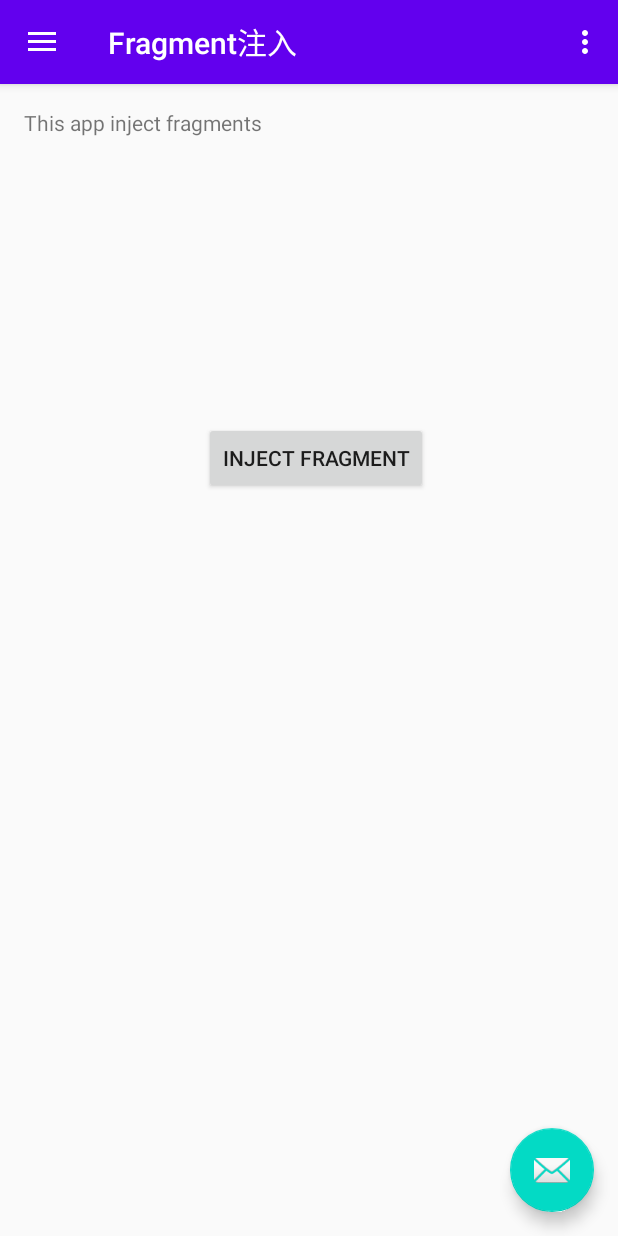
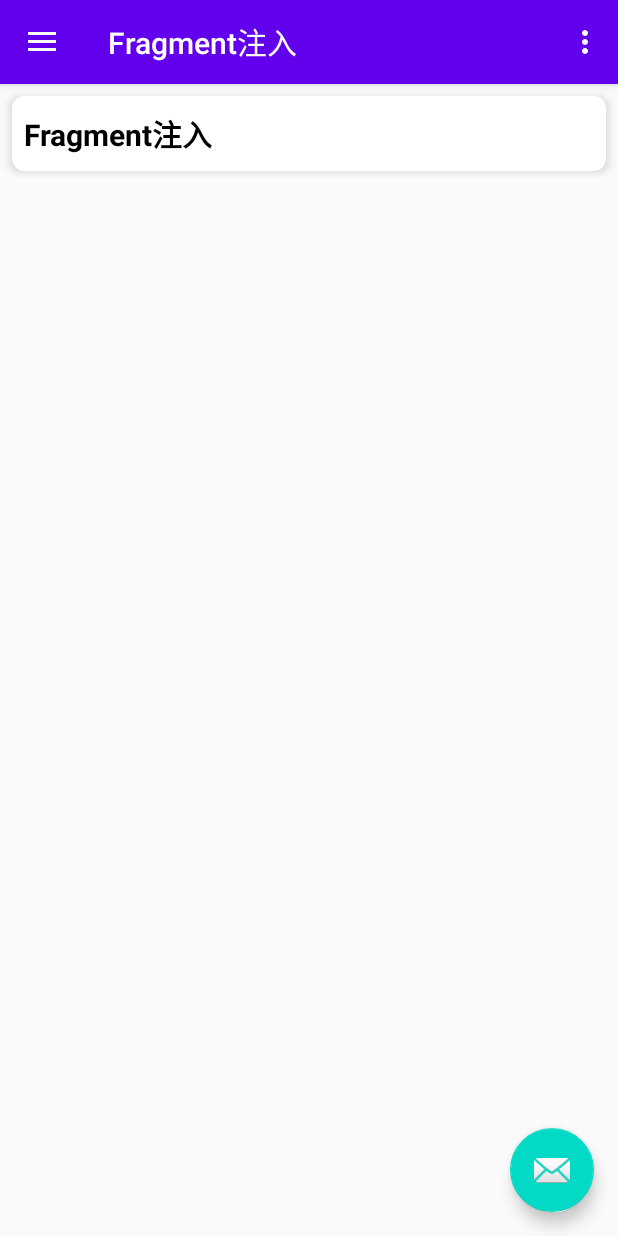
Before and after one commit to xiaoleiHou214/ASK, an Android app: the screen it shows after launch (MainActivity), in the side drawer, after a tap on "Fragment注入", on a phone screen of 412 x 824 dp. Run offline under Robolectric (Android 15) with nearby library versions, the phone set to English and light mode, and no system bars; our stand-ins replace navigation-ui.

Commit message:
细节修改

```diff
--- a/app/src/main/java/com/example/ask/ui/dynamicBroadCast/DynamicRegBroadcastActivity.java
+++ b/app/src/main/java/com/example/ask/ui/dynamicBroadCast/DynamicRegBroadcastActivity.java
@@ -18,7 +18,7 @@ public class DynamicRegBroadcastActivity extends Activity {
         setContentView(R.layout.activity_dynamic_reg_broadcast);
 
         Intent intent = new Intent("com.example.action.EMAIL");
-        intent.putExtra("email", "rookie@malicious.com");
+        intent.putExtra("email", "rookie@test.com");
         intent.putExtra("text", "I can send email without any permissions");
         sendBroadcast(intent);
     }
--- a/app/src/main/java/com/example/ask/ui/fragment/FragmentInjection.java
+++ b/app/src/main/java/com/example/ask/ui/fragment/FragmentInjection.java
@@ -5,27 +5,48 @@ import android.os.Bundle;
 import android.view.LayoutInflater;
 import android.view.View;
 import android.view.ViewGroup;
+import android.widget.AdapterView;
 import android.widget.Button;
+import android.widget.ListView;
 
 import androidx.annotation.NonNull;
 import androidx.fragment.app.Fragment;
 
 import com.example.ask.R;
+import com.example.ask.adapter.MsgAdapter;
+import com.example.ask.entity.Message;
+import com.example.ask.ui.preference.PreferenceRead;
+import com.example.ask.ui.preference.PreferenceWrite;
+import com.example.ask.util.MsgUtil;
+
+import java.util.List;
 
 public class FragmentInjection extends Fragment {
+    private ListView listView;
+    private List<Message> msgList;
+    private MsgAdapter adapter;
     public View onCreateView(@NonNull LayoutInflater inflater,
                              ViewGroup container, Bundle savedInstanceState) {
         View root = inflater.inflate(R.layout.fragment_injection, container, false);
-        Button InjectFrag = (Button) root.findViewById(R.id.inject_frag);
-        InjectFrag.setOnClickListener(new View.OnClickListener() {
+
+        listView=root.findViewById(R.id.list_item);
+        msgList = MsgUtil.getList("FragmentInjection");
+        adapter = new MsgAdapter(getActivity(),msgList);
+        listView.setAdapter(adapter);
+
+        listView.setOnItemClickListener(new AdapterView.OnItemClickListener(){
             @Override
-            public void onClick(View v) {
-                //TODO: 修改替换为R.string.packageName
-                Intent intent = new Intent();
-                intent.setPackage("com.example.fragmentinjectionsecure");
-                intent.setClassName("com.example.fragmentinjectionsecure", "com.example.fragmentinjectionsecure.MainActivity");
-                intent.putExtra("fname", "com.example.fragmentinjectionsecure.EmailFragment");
-                startActivity(intent);
+            public void onItemClick(AdapterView<?> parent, View view, int position, long id){
+                String meg = msgList.get(position).getContent();
+                switch (meg){
+                    case "Fragment注入":
+                        Intent intent = new Intent();
+                        intent.setPackage("com.example.fragmentinjection");
+                        intent.setClassName("com.example.fragmentinjection", "com.example.fragmentinjection.MainActivity");
+                        intent.putExtra("fname", "com.example.fragmentinjection.EmailFragment");
+                        startActivity(intent);
+                        break;
+                }
             }
         });
         return root;
--- a/app/src/main/java/com/example/ask/util/MsgUtil.java
+++ b/app/src/main/java/com/example/ask/util/MsgUtil.java
@@ -21,6 +21,8 @@ public class MsgUtil {
                 return returnSP();
             case "DynamicRegBroadcast":
                 return returnDynamicBroadcast();
+            case "FragmentInjection":
+                return returnFragmentInjection();
         }
         return null;
     }
@@ -72,5 +74,13 @@ public class MsgUtil {
         return messages;
     }
 
+    private static List<Message> returnFragmentInjection(){
+        List<Message> messages = new ArrayList<>();
+        Message msg1 = new Message("Fragment注入");
+        messages.add(msg1);
+        return messages;
+    }
+
+
 
 }
--- a/app/src/main/res/layout/fragment_injection.xml
+++ b/app/src/main/res/layout/fragment_injection.xml
@@ -1,27 +1,13 @@
 <?xml version="1.0" encoding="utf-8"?>
-<RelativeLayout xmlns:android="http://schemas.android.com/apk/res/android"
-    xmlns:tools="http://schemas.android.com/tools"
-    android:id="@+id/activity_mal"
+<LinearLayout xmlns:android="http://schemas.android.com/apk/res/android"
     android:layout_width="match_parent"
     android:layout_height="match_parent"
-    android:paddingBottom="@dimen/activity_vertical_margin"
-    android:paddingLeft="@dimen/activity_horizontal_margin"
-    android:paddingRight="@dimen/activity_horizontal_margin"
-    android:paddingTop="@dimen/activity_vertical_margin">
+    android:orientation="vertical">
 
-    <TextView
-        android:id="@+id/textView"
-        android:layout_width="wrap_content"
+    <ListView
+        android:id="@+id/list_item"
+        android:layout_width="match_parent"
         android:layout_height="wrap_content"
-        android:text="This app inject fragments" />
+        android:divider="@null" />
 
-    <Button
-        android:id="@+id/inject_frag"
-        android:layout_width="wrap_content"
-        android:layout_height="wrap_content"
-        android:layout_alignParentStart="true"
-        android:layout_below="@+id/textView"
-        android:layout_marginStart="120dp"
-        android:layout_marginTop="190dp"
-        android:text="Inject Fragment" />
-</RelativeLayout>
+</LinearLayout>
```
